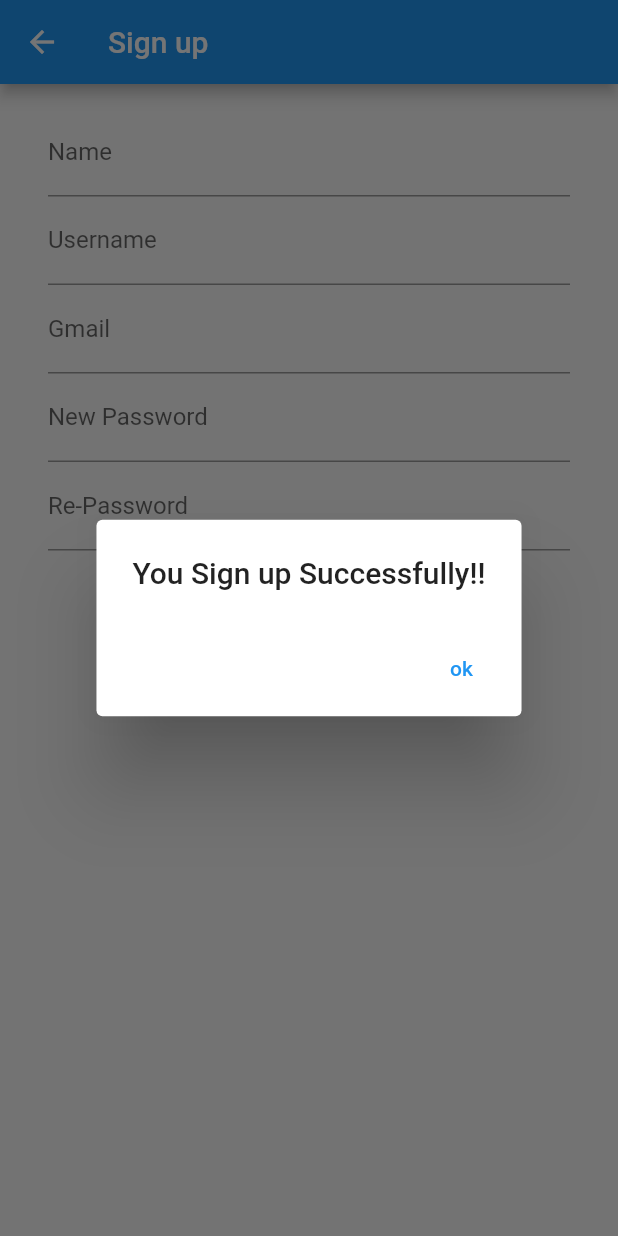
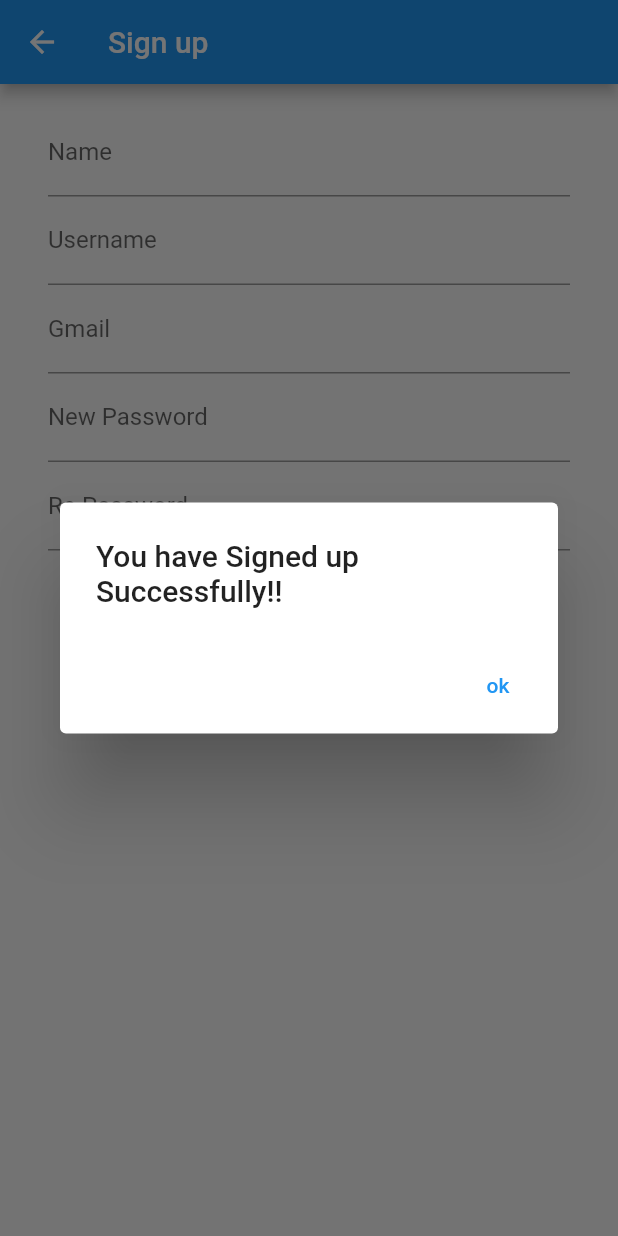
Before and after one commit to SAMEER-003/logInApp, a Flutter app: the SignUp screen opened by its route, after a tap on "Sign up", on a phone screen of 412 x 824 dp. Run offline on Flutter 3.47's test engine with Material 2 defaults, Android fonts, the phone set to English and light mode, and no system bars.

Commit message:
changed spelling

```diff
--- a/lib/loginPages/login.dart
+++ b/lib/loginPages/login.dart
@@ -43,7 +43,7 @@ class _LogInState extends State<LogIn> {
                     builder: (context) {
                       return Container(
                         child: AlertDialog(
-                            title: Text("You loged In Successfully"),
+                            title: Text("You have logged In Successfully"),
                             actions: [
                               TextButton(
                                   onPressed: () {
--- a/lib/loginPages/signup.dart
+++ b/lib/loginPages/signup.dart
@@ -7,10 +7,9 @@ class SignUp extends StatelessWidget {
   @override
   Widget build(BuildContext context) {
     return Scaffold(
-      appBar:AppBar(
-        title: Text("Sign up"),),
-
-
+      appBar: AppBar(
+        title: Text("Sign up"),
+      ),
       body: Center(
         child: Column(
           children: [
@@ -19,7 +18,6 @@ class SignUp extends StatelessWidget {
                   const EdgeInsets.symmetric(vertical: 16.0, horizontal: 32.0),
               child: Column(
                 children: [
-
                   TextFormField(
                     decoration: InputDecoration(
                         hintText: "Enter Name", labelText: "Name"),
@@ -39,7 +37,8 @@ class SignUp extends StatelessWidget {
                   ),
                   TextFormField(
                     decoration: InputDecoration(
-                          hintText: "Enter Re-Password", labelText: "Re-Password"),
+                        hintText: "Enter Re-Password",
+                        labelText: "Re-Password"),
                   ),
                 ],
               ),
@@ -54,7 +53,7 @@ class SignUp extends StatelessWidget {
                     builder: (context) {
                       return Container(
                         child: AlertDialog(
-                            title: Text("You Sign up Successfully!!"),
+                          title: Text("You have Signed up Successfully!!"),
                           actions: [
                             TextButton(
                                 onPressed: () {
@@ -71,8 +70,6 @@ class SignUp extends StatelessWidget {
           ],
         ),
       ),
-
     );
-
   }
 }
```
Also changed, not shown: lib/main.dart (+5 -6 lines). Lines whose indentation alone changed are shown as unchanged.
